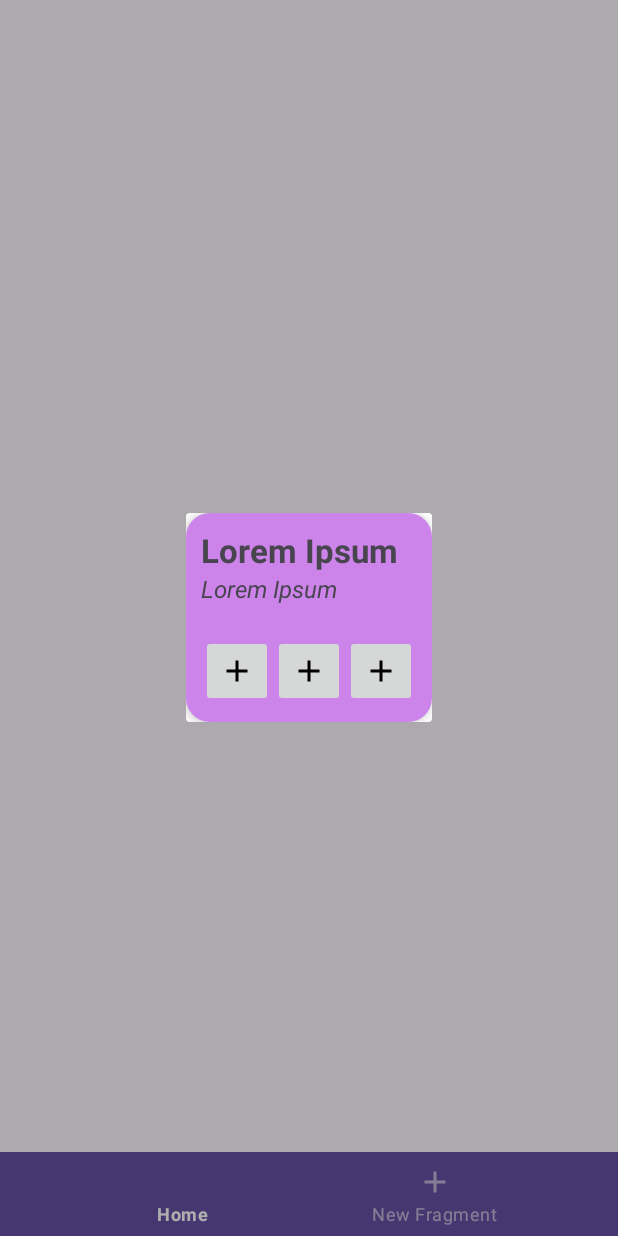
After one commit to yavuzselimozkan/DailyTaskTracker, an Android app: the fragment TaskDetailFragment placed in its activity, on a phone screen of 412 x 824 dp. The commit adds this screen. Run offline under Robolectric (Android 15) with nearby library versions, the phone set to English and light mode, and no system bars; our stand-ins replace Room's generated code, navigation-ui.

Commit message:
TaskDetailFragment and TaskDetailViewModel created. We can see task detail card on screen

```diff
--- a/app/src/main/java/com/example/dailytasktracker/adapter/TaskRecyclerAdapter.kt
+++ b/app/src/main/java/com/example/dailytasktracker/adapter/TaskRecyclerAdapter.kt
@@ -2,11 +2,14 @@ package com.example.dailytasktracker.adapter
 
 import android.view.LayoutInflater
 import android.view.ViewGroup
+import androidx.navigation.Navigation
 import androidx.recyclerview.widget.RecyclerView
 import com.example.dailytasktracker.databinding.RecyclerRowBinding
 import com.example.dailytasktracker.model.Task
+import com.example.dailytasktracker.view.HomeFragmentDirections
 
 class TaskRecyclerAdapter(private var taskList : ArrayList<Task>) : RecyclerView.Adapter<TaskRecyclerAdapter.TaskViewHolder>() {
+
     class TaskViewHolder(var binding:RecyclerRowBinding) : RecyclerView.ViewHolder(binding.root)
 
     override fun onCreateViewHolder(parent: ViewGroup, viewType: Int): TaskViewHolder {
@@ -21,6 +24,11 @@ class TaskRecyclerAdapter(private var taskList : ArrayList<Task>) : RecyclerView
     override fun onBindViewHolder(holder: TaskViewHolder, position: Int) {
         holder.binding.taskNameRow.text = taskList[position].taskName
         holder.binding.taskDescRow.text = taskList[position].taskDesc
+
+        holder.itemView.setOnClickListener {
+            val action = HomeFragmentDirections.actionHomeFragmentToTaskDetailFragment(taskList[position].taskId)
+            Navigation.findNavController(it).navigate(action)
+        }
     }
 
     fun updateTaskList(newTaskList :List<Task>)
--- a/app/src/main/java/com/example/dailytasktracker/view/HomeFragment.kt
+++ b/app/src/main/java/com/example/dailytasktracker/view/HomeFragment.kt
@@ -6,9 +6,7 @@ import android.view.LayoutInflater
 import android.view.View
 import android.view.ViewGroup
 import androidx.lifecycle.ViewModelProvider
-import androidx.navigation.Navigation
 import androidx.recyclerview.widget.LinearLayoutManager
-import com.example.dailytasktracker.R
 import com.example.dailytasktracker.adapter.TaskRecyclerAdapter
 import com.example.dailytasktracker.databinding.FragmentHomeBinding
 import com.example.dailytasktracker.viewModel.HomeViewModel
@@ -29,10 +27,10 @@ class HomeFragment : Fragment() {
     override fun onCreateView(
         inflater: LayoutInflater, container: ViewGroup?,
         savedInstanceState: Bundle?
-    ): View? {
+    ): View {
         // Inflate the layout for this fragment
         _binding = FragmentHomeBinding.inflate(inflater,container,false)
-        val view = binding?.root
+        val view = binding.root
         return view
     }
 
@@ -59,5 +57,6 @@ class HomeFragment : Fragment() {
 
     override fun onDestroyView() {
         super.onDestroyView()
+        _binding=null
     }
 }
--- /dev/null
+++ b/app/src/main/java/com/example/dailytasktracker/view/TaskDetailFragment.kt
@@ -0,0 +1,64 @@
+package com.example.dailytasktracker.view
+
+import android.os.Bundle
+import android.view.LayoutInflater
+import android.view.View
+import android.view.ViewGroup
+import androidx.fragment.app.DialogFragment
+import androidx.lifecycle.ViewModelProvider
+import com.example.dailytasktracker.databinding.FragmentTaskDetailBinding
+import com.example.dailytasktracker.viewModel.TaskDetailViewModel
+
+class TaskDetailFragment() : DialogFragment() {
+
+    private var _binding:FragmentTaskDetailBinding ?= null
+    private val binding get()= _binding!!
+
+    private lateinit var viewModel:TaskDetailViewModel
+    private var id=0
+
+    override fun onCreate(savedInstanceState: Bundle?) {
+        super.onCreate(savedInstanceState)
+
+    }
+
+    override fun onCreateView(
+        inflater: LayoutInflater, container: ViewGroup?,
+        savedInstanceState: Bundle?
+    ): View {
+        // Inflate the layout for this fragment
+        _binding = FragmentTaskDetailBinding.inflate(inflater,container,false)
+        val view = binding.root
+        return view
+    }
+
+    override fun onViewCreated(view: View, savedInstanceState: Bundle?) {
+        super.onViewCreated(view, savedInstanceState)
+
+        viewModel = ViewModelProvider(this)[TaskDetailViewModel::class.java]
+
+        arguments?.let{
+            id=TaskDetailFragmentArgs.fromBundle(it).taskId
+            viewModel.getTaskDetail(id)
+        }
+        //Bu fonksiyon ile taskLiveData doldu.
+        //Dolunca observe olmalı ki değişiklikleri ele alalım ve name, desc gibi alanları observe de dolduralım
+
+        observeLiveData()
+
+    }
+
+    private fun observeLiveData()
+    {
+        viewModel.taskLiveData.observe(viewLifecycleOwner){
+            binding.taskNameDetail.text = it.taskName
+            binding.taskDescDetail.text = it.taskDesc
+        }
+    }
+
+    override fun onDestroyView() {
+        super.onDestroyView()
+        _binding=null
+    }
+
+}
--- /dev/null
+++ b/app/src/main/java/com/example/dailytasktracker/viewModel/TaskDetailViewModel.kt
@@ -0,0 +1,27 @@
+package com.example.dailytasktracker.viewModel
+
+import android.app.Application
+import androidx.lifecycle.AndroidViewModel
+import androidx.lifecycle.MutableLiveData
+import androidx.lifecycle.viewModelScope
+import com.example.dailytasktracker.model.Task
+import com.example.dailytasktracker.roomDb.TaskDatabase
+import kotlinx.coroutines.Dispatchers
+import kotlinx.coroutines.launch
+import kotlinx.coroutines.withContext
+
+class TaskDetailViewModel(application: Application) : AndroidViewModel(application) {
+
+    var taskLiveData = MutableLiveData<Task>()
+
+    fun getTaskDetail(id:Int){
+        viewModelScope.launch(Dispatchers.IO){
+            val taskDao = TaskDatabase(getApplication()).taskDao()
+            val task = taskDao.getTaskById(id)
+            //live dataya value verirken IO threadte yaparsan hata alırsın.
+            withContext(Dispatchers.Main){
+                taskLiveData.value = task
+            }
+        }
+    }
+}
--- /dev/null
+++ b/app/src/main/res/drawable/dialog_box_background.xml
@@ -0,0 +1,10 @@
+<?xml version="1.0" encoding="utf-8"?>
+<shape
+    xmlns:android="http://schemas.android.com/apk/res/android">
+    <corners
+        android:radius="16dp"/>
+    <solid
+        android:color="#CC84EB"
+        />
+
+</shape>
--- a/app/src/main/res/layout/activity_main.xml
+++ b/app/src/main/res/layout/activity_main.xml
@@ -13,7 +13,7 @@
         android:layout_width="match_parent"
         android:layout_height="0dp"
         app:defaultNavHost="true"
-        app:layout_constraintBottom_toTopOf="@+id/bottomMenu"
+        app:layout_constraintBottom_toBottomOf="@id/bottomMenu"
         app:layout_constraintEnd_toEndOf="parent"
         app:layout_constraintStart_toStartOf="parent"
         app:layout_constraintTop_toTopOf="parent"
--- /dev/null
+++ b/app/src/main/res/layout/fragment_task_detail.xml
@@ -0,0 +1,70 @@
+<?xml version="1.0" encoding="utf-8"?>
+<LinearLayout
+    xmlns:android="http://schemas.android.com/apk/res/android"
+    xmlns:tools="http://schemas.android.com/tools"
+    android:layout_width="350dp"
+    android:layout_height="200dp"
+    tools:context=".view.TaskDetailFragment"
+    android:background="@drawable/dialog_box_background"
+    android:layout_gravity="center"
+    android:gravity="center"
+    android:elevation="5dp"
+    android:padding="10dp"
+    android:orientation="vertical"
+    android:layout_weight="1"
+    >
+
+        <TextView
+            android:id="@+id/taskNameDetail"
+            android:layout_width="match_parent"
+            android:layout_height="wrap_content"
+            android:textSize="22sp"
+            android:textStyle="bold"
+            android:text="Lorem Ipsum"
+            />
+        <TextView
+            android:id="@+id/taskDescDetail"
+            android:layout_width="match_parent"
+            android:layout_height="wrap_content"
+            android:textSize="16sp"
+            android:textStyle="italic"
+            android:text="Lorem Ipsum"/>
+
+    <LinearLayout
+        android:layout_width="match_parent"
+        android:layout_height="0dp"
+        android:orientation="horizontal"
+        android:layout_weight="1"
+        android:paddingTop="20dp"
+        android:background="@drawable/dialog_box_background"
+        >
+
+        <ImageButton
+            android:id="@+id/btnFavourite"
+            android:layout_width="wrap_content"
+            android:layout_height="wrap_content"
+            android:minHeight="48dp"
+            android:src="@drawable/baseline_add_24"
+            android:contentDescription="@string/add_favourite"/>
+
+        <ImageButton
+            android:id="@+id/btnUpdate"
+            android:layout_width="wrap_content"
+            android:layout_height="wrap_content"
+            android:minHeight="48dp"
+            android:src="@drawable/baseline_add_24"
+            android:contentDescription="@string/update"/>
+
+        <ImageButton
+            android:id="@+id/btnDelete"
+            android:layout_width="wrap_content"
+            android:layout_height="wrap_content"
+            android:minHeight="48dp"
+            android:src="@drawable/baseline_add_24"
+            android:contentDescription="@string/delete"/>
+
+
+
+    </LinearLayout>
+
+</LinearLayout>
--- a/app/src/main/res/navigation/nav_graph.xml
+++ b/app/src/main/res/navigation/nav_graph.xml
@@ -13,10 +13,22 @@
         <action
             android:id="@+id/action_homeFragment_to_newTaskFragment"
             app:destination="@id/newTaskFragment" />
+        <action
+            android:id="@+id/action_homeFragment_to_taskDetailFragment"
+            app:destination="@id/taskDetailFragment" />
     </fragment>
     <fragment
         android:id="@+id/newTaskFragment"
         android:name="com.example.dailytasktracker.view.NewTaskFragment"
         android:label="fragment_new_task"
         tools:layout="@layout/fragment_new_task" />
+    <dialog
+        android:id="@+id/taskDetailFragment"
+        android:name="com.example.dailytasktracker.view.TaskDetailFragment"
+        android:label="fragment_task_detail"
+        tools:layout="@layout/fragment_task_detail" >
+        <argument
+            android:name="taskId"
+            app:argType="integer" />
+    </dialog>
 </navigation>
--- a/app/src/main/res/values/strings.xml
+++ b/app/src/main/res/values/strings.xml
@@ -2,4 +2,7 @@
     <string name="app_name">DailyTaskTracker</string>
     <!-- TODO: Remove or change this placeholder text -->
     <string name="hello_blank_fragment">Hello blank fragment</string>
+    <string name="add_favourite">add favourite</string>
+    <string name="update">update</string>
+    <string name="delete">delete</string>
 </resources>
```
